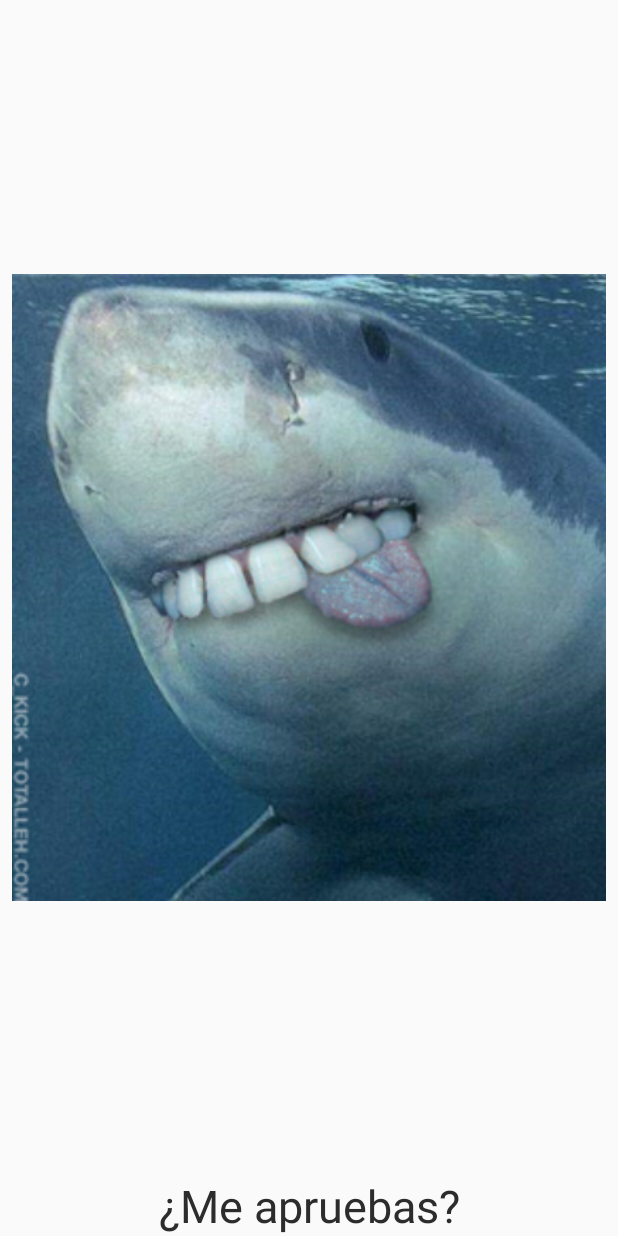
After one commit to cristiancamps93/DiveEnjoy, an Android app: the EasterEgg screen opened directly, with no data from a screen before it, on a phone screen of 412 x 824 dp. The commit adds this screen. Run offline under Robolectric (Android 15) with nearby library versions, the phone set to English and light mode, and no system bars.

Commit message:
Añadimos un easter egg en la activity about

```diff
--- a/app/src/main/AndroidManifest.xml
+++ b/app/src/main/AndroidManifest.xml
@@ -23,7 +23,8 @@
         <activity android:name=".GalleryActivity" />
         <activity android:name=".CalendarioActivity" />
         <activity android:name=".BookinActivity" />
-        <activity android:name=".WebActivity"></activity>
+        <activity android:name=".WebActivity" />
+        <activity android:name=".EasterEgg"></activity>
     </application>
 
 </manifest>
--- /dev/null
+++ b/app/src/main/java/com/example/cristiancamps/diveenjoy/EasterEgg.java
@@ -0,0 +1,13 @@
+package com.example.cristiancamps.diveenjoy;
+
+import android.support.v7.app.AppCompatActivity;
+import android.os.Bundle;
+
+public class EasterEgg extends AppCompatActivity {
+
+    @Override
+    protected void onCreate(Bundle savedInstanceState) {
+        super.onCreate(savedInstanceState);
+        setContentView(R.layout.activity_easter_egg);
+    }
+}
--- /dev/null
+++ b/app/src/main/res/layout/activity_easter_egg.xml
@@ -0,0 +1,36 @@
+<?xml version="1.0" encoding="utf-8"?>
+<android.support.constraint.ConstraintLayout xmlns:android="http://schemas.android.com/apk/res/android"
+    xmlns:app="http://schemas.android.com/apk/res-auto"
+    xmlns:tools="http://schemas.android.com/tools"
+    android:layout_width="match_parent"
+    android:layout_height="match_parent"
+    tools:context=".EasterEgg">
+
+    <TextView
+        android:id="@+id/textView8"
+        android:layout_width="wrap_content"
+        android:layout_height="wrap_content"
+        android:text="¿Me apruebas?"
+        android:textColor="@color/Manucolor"
+        android:textSize="30sp"
+        app:layout_constraintBottom_toBottomOf="parent"
+        app:layout_constraintEnd_toEndOf="parent"
+        app:layout_constraintStart_toStartOf="parent" />
+
+    <ImageView
+        android:id="@+id/imageView5"
+        android:layout_width="0dp"
+        android:layout_height="0dp"
+        android:layout_marginStart="8dp"
+        android:layout_marginLeft="8dp"
+        android:layout_marginTop="8dp"
+        android:layout_marginEnd="8dp"
+        android:layout_marginRight="8dp"
+        android:layout_marginBottom="8dp"
+        app:layout_constraintBottom_toTopOf="@+id/textView8"
+        app:layout_constraintEnd_toEndOf="parent"
+        app:layout_constraintStart_toStartOf="parent"
+        app:layout_constraintTop_toTopOf="parent"
+        app:srcCompat="@drawable/tibu2" />
+
+</android.support.constraint.ConstraintLayout>
```
Also changed, not shown: app/src/main/java/com/example/cristiancamps/diveenjoy/AboutActivity.java (+13 -1 lines), app/src/main/res/layout/activity_about.xml (+19 -3 lines), app/src/main/res/drawable/tibu1.jpg (added), app/src/main/res/drawable/tibu2.jpg (added), app/src/main/res/drawable/tibu3.jpg (added), app/src/main/res/drawable/tibu4.jpg (added).
